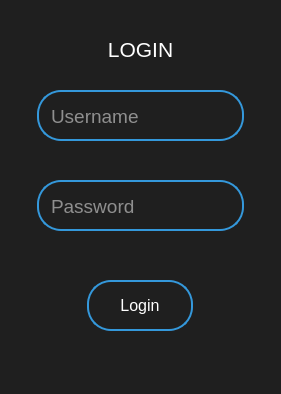
Before: the Qt Designer form ExpTrc/form/loginwindow.ui in At0mIcSc0dE/ExpenseTrackerCpp, drawn with Qt 5.
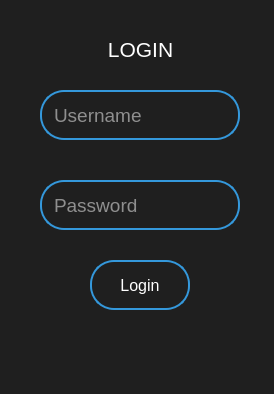
After: the same form once the commit is applied. Custom widgets are drawn as their Qt base class.

What changed in the file:
```diff
--- a/ExpTrc/form/loginwindow.ui
+++ b/ExpTrc/form/loginwindow.ui
@@ -6,7 +6,7 @@
    <rect>
     <x>0</x>
     <y>0</y>
-    <width>281</width>
+    <width>274</width>
     <height>394</height>
    </rect>
   </property>
@@ -17,7 +17,6 @@
    <string notr="true">QLineEdit{
 border: 0;
 background-color:  #1F1F1F;
-margin: 30px auto;
 border: 2px solid #3498db;
 padding: 14px 10px;
 outline: none;
@@ -33,7 +32,6 @@
 QPushButton{
 border: 0;
 background-color:  #1F1F1F;
-margin: 30px auto;
 border: 2px solid #3498db;
 padding: 14px 10px;
 outline: none;
@@ -60,10 +58,10 @@
   <widget class="Button" name="loginBtn">
    <property name="geometry">
     <rect>
-     <x>50</x>
-     <y>250</y>
-     <width>180</width>
-     <height>111</height>
+     <x>90</x>
+     <y>260</y>
+     <width>100</width>
+     <height>50</height>
     </rect>
    </property>
    <property name="font">
@@ -99,10 +97,10 @@
   <widget class="Textbox" name="usernameTxt">
    <property name="geometry">
     <rect>
-     <x>0</x>
-     <y>60</y>
-     <width>281</width>
-     <height>111</height>
+     <x>40</x>
+     <y>90</y>
+     <width>200</width>
+     <height>50</height>
     </rect>
    </property>
    <property name="font">
@@ -117,10 +115,10 @@
   <widget class="Textbox" name="passwordTxt">
    <property name="geometry">
     <rect>
-     <x>0</x>
-     <y>150</y>
-     <width>281</width>
-     <height>111</height>
+     <x>40</x>
+     <y>180</y>
+     <width>200</width>
+     <height>50</height>
     </rect>
    </property>
    <property name="font">
```
